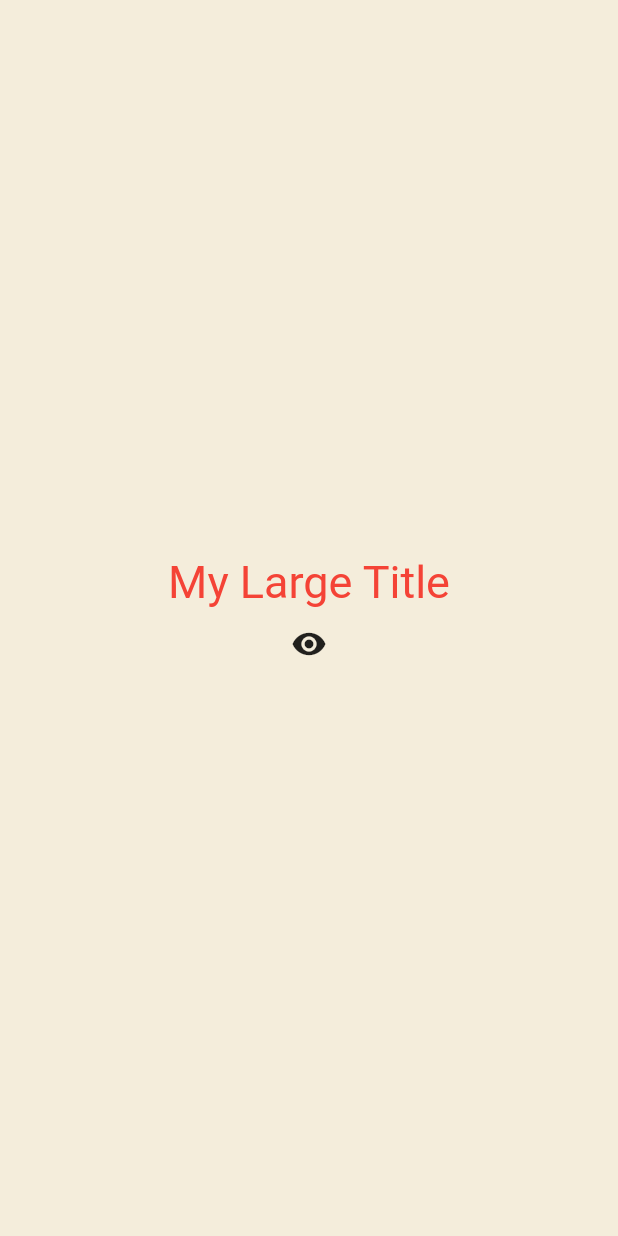
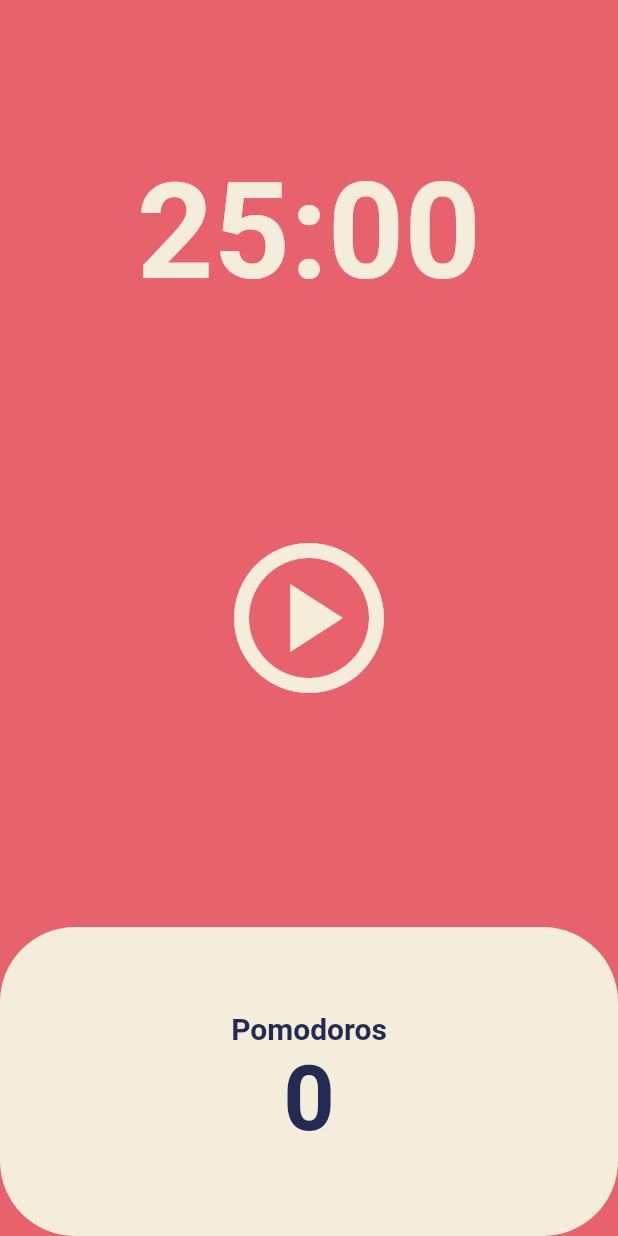
Before and after one commit to go-coding1/FlutterStudy, a Flutter app: the screen it shows after launch, on a phone screen of 412 x 824 dp. Run offline on Flutter 3.47's test engine with Material 2 defaults, Android fonts, the phone set to English and light mode, and no system bars.

Commit message:
5강 까지 다 들음

```diff
--- a/toonflix/lib/main.dart
+++ b/toonflix/lib/main.dart
@@ -1,94 +1,28 @@
 import 'package:flutter/material.dart';
+import 'package:toonflix/screens/home_screen.dart';
 
 void main() {
   runApp(const App());
 }
 
-class App extends StatefulWidget {
+class App extends StatelessWidget {
   const App({super.key});
-
-  @override
-  State<App> createState() => _AppState();
-}
-
-class _AppState extends State<App> {
-  bool showTitle = true;
-  List<int> numbers = [];
-
-  void onClicked() {
-    setState(() {
-      numbers.add(numbers.length);
-    });
-  }
-
-  void toggle() {
-    setState(() {
-      showTitle = !showTitle;
-    });
-  }
 
   @override
   Widget build(BuildContext context) {
     return MaterialApp(
       theme: ThemeData(
+        colorScheme: ColorScheme.fromSwatch(
+          backgroundColor: const Color(0xFFE7626C),
+        ),
         textTheme: const TextTheme(
-          titleLarge: TextStyle(
-            color: Colors.red,
+          displayLarge: TextStyle(
+            color: Color(0xFF232B55),
           ),
         ),
+        cardColor: const Color(0xFFF4EDDB),
       ),
-      home: Scaffold(
-        backgroundColor: const Color(0xFFF4EDDB),
-        body: Center(
-          child: Column(
-            mainAxisAlignment: MainAxisAlignment.center,
-            children: [
-              showTitle ? const MyLargeTitle() : const Text('Nothing'),
-              IconButton(
-                onPressed: toggle,
-                icon: const Icon(Icons.remove_red_eye),
-              ),
-            ],
-          ),
-        ),
-      ),
+      home: const HomeScreen(),
     );
   }
 }
-
-class MyLargeTitle extends StatefulWidget {
-  const MyLargeTitle({
-    super.key,
-  });
-
-  @override
-  State<MyLargeTitle> createState() => _MyLargeTitleState();
-}
-
-class _MyLargeTitleState extends State<MyLargeTitle> {
-  @override
-  void initState() {
-    // TODO: implement initState
-    super.initState();
-    print('initState');
-  }
-
-  @override
-  void dispose() {
-    // TODO: implement dispose
-    super.dispose();
-    print('disPose');
-  }
-
-  @override
-  Widget build(BuildContext context) {
-    print('build');
-    return Text(
-      'My Large Title',
-      style: TextStyle(
-        fontSize: 30,
-        color: Theme.of(context).textTheme.titleLarge!.color,
-      ),
-    );
-  }
-}
--- /dev/null
+++ b/toonflix/lib/screens/home_screen.dart
@@ -0,0 +1,134 @@
+import 'dart:async';
+
+import 'package:flutter/material.dart';
+
+class HomeScreen extends StatefulWidget {
+  const HomeScreen({super.key});
+
+  @override
+  State<HomeScreen> createState() => _HomeScreenState();
+}
+
+class _HomeScreenState extends State<HomeScreen> {
+  static const twentyFiveMinutes = 1500;
+  int totalSeconds = twentyFiveMinutes;
+  bool isRunning = false;
+  int totalPoromodos = 0;
+  late Timer timer;
+
+  void onTick(Timer timer) {
+    if (totalSeconds == 0) {
+      setState(() {
+        totalPoromodos = totalPoromodos + 1;
+        isRunning = false;
+        totalSeconds = twentyFiveMinutes;
+      });
+      timer.cancel();
+    } else {
+      setState(() {
+        totalSeconds = totalSeconds - 1;
+      });
+    }
+  }
+
+  void onStartPressed() {
+    timer = Timer.periodic(
+      const Duration(
+        seconds: 1,
+      ),
+      onTick,
+    );
+    setState(() {
+      isRunning = true;
+    });
+  }
+
+  void onPausePressed() {
+    timer.cancel();
+    setState(() {
+      isRunning = false;
+    });
+  }
+
+  String format(int seconds) {
+    var duration = Duration(seconds: seconds);
+
+    return duration.toString().split(".").first.substring(2, 7);
+  }
+
+  @override
+  Widget build(BuildContext context) {
+    return Scaffold(
+      backgroundColor: Theme.of(context).colorScheme.background,
+      body: Column(
+        children: [
+          Flexible(
+            flex: 1,
+            child: Container(
+              alignment: Alignment.bottomCenter,
+              child: Text(
+                format(totalSeconds),
+                style: TextStyle(
+                  color: Theme.of(context).cardColor,
+                  fontSize: 89,
+                  fontWeight: FontWeight.w600,
+                ),
+              ),
+            ),
+          ),
+          Flexible(
+            flex: 2,
+            child: Center(
+              child: IconButton(
+                iconSize: 120,
+                color: Theme.of(context).cardColor,
+                icon: Icon(isRunning
+                    ? Icons.pause_circle_outline
+                    : Icons.play_circle_outlined),
+                onPressed: isRunning ? onPausePressed : onStartPressed,
+              ),
+            ),
+          ),
+          Flexible(
+            flex: 1,
+            child: Row(
+              children: [
+                Expanded(
+                  child: Container(
+                    decoration: BoxDecoration(
+                      borderRadius: BorderRadius.circular(50),
+                      color: Theme.of(context).cardColor,
+                    ),
+                    child: Column(
+                      mainAxisAlignment: MainAxisAlignment.center,
+                      children: [
+                        Text(
+                          'Pomodoros',
+                          style: TextStyle(
+                            fontSize: 20,
+                            fontWeight: FontWeight.w600,
+                            color:
+                                Theme.of(context).textTheme.displayLarge!.color,
+                          ),
+                        ),
+                        Text(
+                          '$totalPoromodos',
+                          style: TextStyle(
+                            fontSize: 60,
+                            fontWeight: FontWeight.w600,
+                            color:
+                                Theme.of(context).textTheme.displayLarge!.color,
+                          ),
+                        ),
+                      ],
+                    ),
+                  ),
+                ),
+              ],
+            ),
+          ),
+        ],
+      ),
+    );
+  }
+}
```
